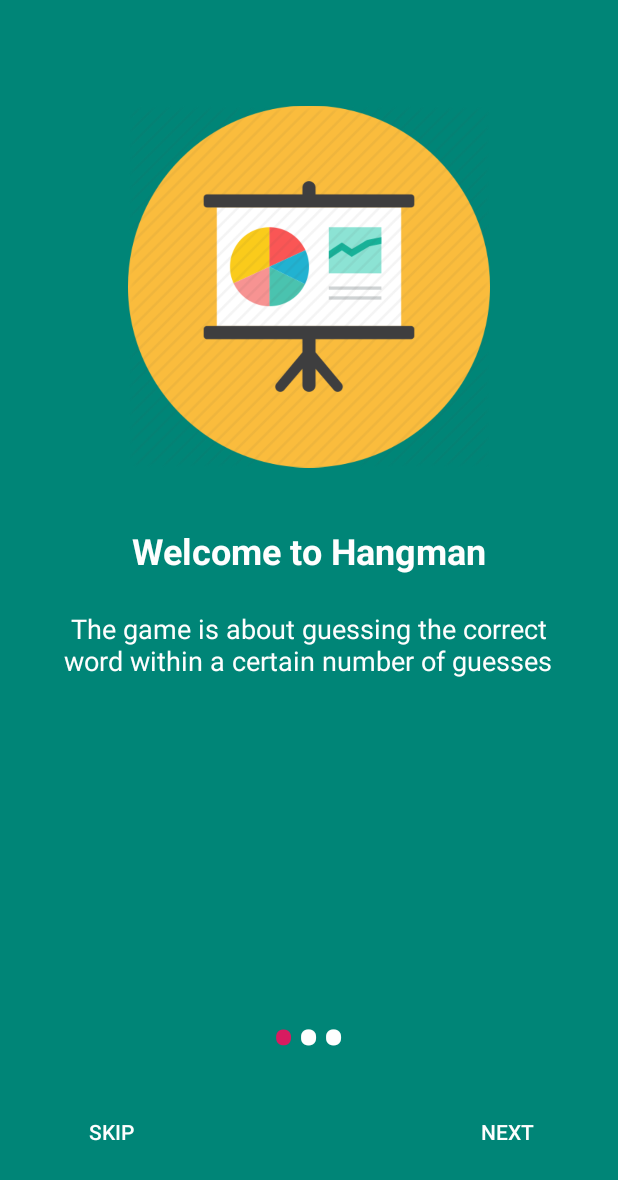
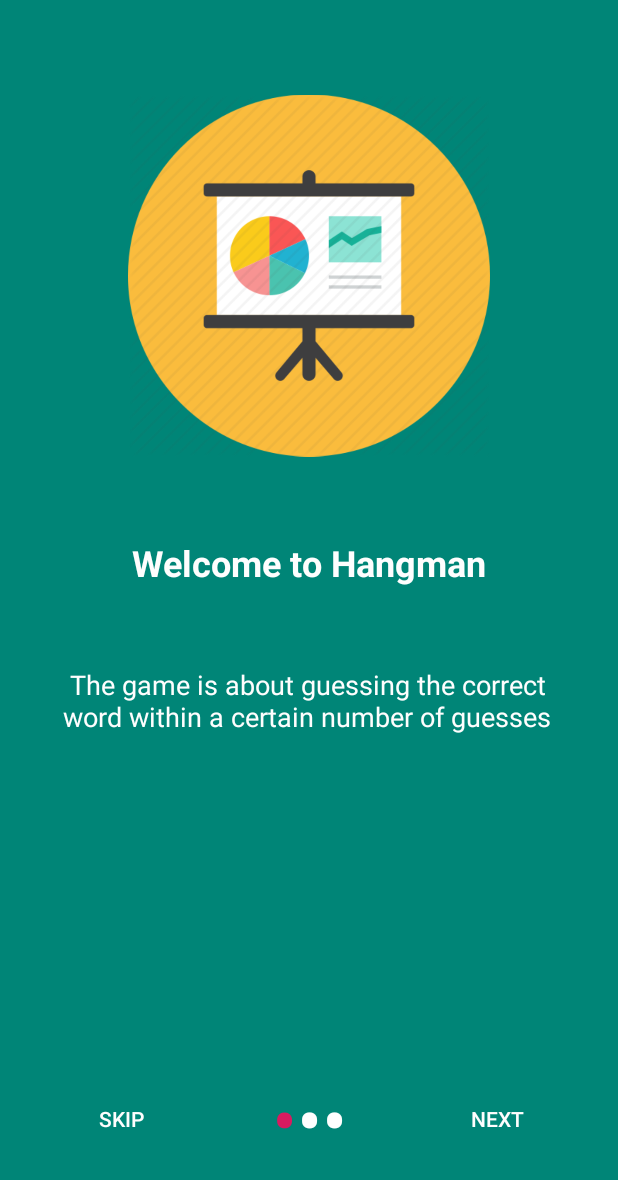
Before and after one commit to NicolaiNisbeth/galgeleg, an Android app: the screen it shows after launch (Onboarding), on a phone screen of 412 x 824 dp. Shown: the top 1180 px of the screen. Run offline under Robolectric (Android 15) with nearby library versions, the phone set to English and light mode, and no system bars; network calls fail.

Commit message:
fixed onboarding landscape bug

```diff
--- a/app/src/main/java/com/example/galgeleg/activity/Game.java
+++ b/app/src/main/java/com/example/galgeleg/activity/Game.java
@@ -15,7 +15,7 @@ import androidx.appcompat.app.AppCompatActivity;
 import com.example.galgeleg.Keyboard;
 import com.example.galgeleg.Logic;
 import com.example.galgeleg.R;
-import com.example.galgeleg.util.PreferenceReader;
+import com.example.galgeleg.util.PreferenceUtil;
 
 import java.util.Arrays;
 
@@ -78,8 +78,8 @@ public class Game extends AppCompatActivity implements View.OnClickListener {
     }
 
     private void saveScore(int currentScore, String currentName) {
-        String[] names = PreferenceReader.readSharedSetting(this, "NAMES", "NO_NAMES").replaceAll("\\W+"," ").trim().split(" ");
-        String[] scores = PreferenceReader.readSharedSetting(this, "SCORES", "0").replaceAll("\\W+"," ").trim().split(" ");
+        String[] names = PreferenceUtil.readSharedSetting(this, "NAMES", "NO_NAMES").replaceAll("\\W+"," ").trim().split(" ");
+        String[] scores = PreferenceUtil.readSharedSetting(this, "SCORES", "0").replaceAll("\\W+"," ").trim().split(" ");
 
 
         if (names[0].equals("NO_NAMES")){
@@ -102,8 +102,8 @@ public class Game extends AppCompatActivity implements View.OnClickListener {
         scores[i] = String.valueOf(currentScore);
         names[i] = currentName;
 
-        PreferenceReader.saveSharedSetting(this, "NAMES", Arrays.toString(names));
-        PreferenceReader.saveSharedSetting(this, "SCORES", Arrays.toString(scores));
+        PreferenceUtil.saveSharedSetting(this, "NAMES", Arrays.toString(names));
+        PreferenceUtil.saveSharedSetting(this, "SCORES", Arrays.toString(scores));
     }
 
     public void endGame(boolean won){
--- a/app/src/main/java/com/example/galgeleg/activity/Leaderboard.java
+++ b/app/src/main/java/com/example/galgeleg/activity/Leaderboard.java
@@ -11,7 +11,7 @@ import androidx.recyclerview.widget.LinearLayoutManager;
 import androidx.recyclerview.widget.RecyclerView;
 
 import com.example.galgeleg.R;
-import com.example.galgeleg.util.PreferenceReader;
+import com.example.galgeleg.util.PreferenceUtil;
 
 public class Leaderboard extends AppCompatActivity {
     private String[] names, scores;
@@ -23,8 +23,8 @@ public class Leaderboard extends AppCompatActivity {
         super.onCreate(savedInstanceState);
         setContentView(R.layout.leaderboard_activity);
 
-        names = PreferenceReader.readSharedSetting(getBaseContext(), "NAMES", "NO_NAMES").replaceAll("\\W+"," ").trim().split(" ");
-        scores = PreferenceReader.readSharedSetting(getBaseContext(), "SCORES", "0").replaceAll("\\W+"," ").trim().split(" ");
+        names = PreferenceUtil.readSharedSetting(getBaseContext(), "NAMES", "NO_NAMES").replaceAll("\\W+"," ").trim().split(" ");
+        scores = PreferenceUtil.readSharedSetting(getBaseContext(), "SCORES", "0").replaceAll("\\W+"," ").trim().split(" ");
 
         recyclerView = findViewById(R.id.recyclerview);
         recyclerView.setLayoutManager(new LinearLayoutManager(this));
--- a/app/src/main/java/com/example/galgeleg/activity/Menu.java
+++ b/app/src/main/java/com/example/galgeleg/activity/Menu.java
@@ -10,7 +10,7 @@ import androidx.appcompat.app.AppCompatActivity;
 
 import com.example.galgeleg.Logic;
 import com.example.galgeleg.R;
-import com.example.galgeleg.util.PreferenceReader;
+import com.example.galgeleg.util.PreferenceUtil;
 
 import java.net.URL;
 import java.util.Arrays;
@@ -39,7 +39,7 @@ public class Menu extends AppCompatActivity implements View.OnClickListener {
         new loadWordsFromDR().execute(); // TODO: uncomment before submission
         applyWordCache(); // TODO: uncomment before submission
 
-        newVisitor = Boolean.valueOf(PreferenceReader.readSharedSetting(this, PREF_NEW_VISITOR, "true"));
+        newVisitor = Boolean.valueOf(PreferenceUtil.readSharedSetting(this, PREF_NEW_VISITOR, "true"));
         if (newVisitor) {
             Intent introIntent = new Intent(this, Onboarding.class);
             introIntent.putExtra(PREF_NEW_VISITOR, newVisitor);
@@ -67,7 +67,7 @@ public class Menu extends AppCompatActivity implements View.OnClickListener {
     private void applyWordCache() {
         Logic l = Logic.getInstance();
 
-        String data = PreferenceReader.readSharedSetting(this, "WORDS", "noValues");
+        String data = PreferenceUtil.readSharedSetting(this, "WORDS", "noValues");
         String[] words = data.replaceAll("\\W+"," ").trim().split(" ");
 
         System.out.println("CACHE: " + Arrays.toString(words));
@@ -88,7 +88,7 @@ public class Menu extends AppCompatActivity implements View.OnClickListener {
                 words = l.hentOrdFraDr();
                 l.getWordLibrary().clear();
                 l.getWordLibrary().addAll(words);
-                PreferenceReader.saveSharedSetting(getBaseContext(), "WORDS", String.valueOf(words));
+                PreferenceUtil.saveSharedSetting(getBaseContext(), "WORDS", String.valueOf(words));
 
             } catch (Exception e) {
                 e.printStackTrace();
--- a/app/src/main/java/com/example/galgeleg/activity/Onboarding.java
+++ b/app/src/main/java/com/example/galgeleg/activity/Onboarding.java
@@ -13,7 +13,7 @@ import android.widget.TextView;
 
 import com.example.galgeleg.R;
 import com.example.galgeleg.adapter.SliderAdapter;
-import com.example.galgeleg.util.PreferenceReader;
+import com.example.galgeleg.util.PreferenceUtil;
 
 
 public class Onboarding extends AppCompatActivity implements View.OnClickListener {
@@ -89,7 +89,7 @@ public class Onboarding extends AppCompatActivity implements View.OnClickListene
 
     private void launchHearingTestScreen(){
 
-        PreferenceReader.saveSharedSetting(this, Menu.PREF_NEW_VISITOR, "false");
+        PreferenceUtil.saveSharedSetting(this, Menu.PREF_NEW_VISITOR, "false");
 
         Intent intent = new Intent(this, Menu.class);
         intent.setFlags(Intent.FLAG_ACTIVITY_CLEAR_TOP);
--- a/app/src/main/java/com/example/galgeleg/adapter/SliderAdapter.java
+++ b/app/src/main/java/com/example/galgeleg/adapter/SliderAdapter.java
@@ -8,6 +8,7 @@ import android.widget.RelativeLayout;
 import android.widget.TextView;
 
 import androidx.annotation.NonNull;
+import androidx.constraintlayout.widget.ConstraintLayout;
 import androidx.viewpager.widget.PagerAdapter;
 
 import com.example.galgeleg.R;
@@ -17,7 +18,6 @@ import com.example.galgeleg.R;
  */
 
 public class SliderAdapter extends PagerAdapter {
-
     private Context context;
     private LayoutInflater layoutInflater;
 
@@ -75,6 +75,6 @@ public class SliderAdapter extends PagerAdapter {
 
     @Override
     public void destroyItem(@NonNull ViewGroup container, int position, @NonNull Object object) {
-        container.removeView((RelativeLayout)object);
+        container.removeView((ConstraintLayout)object);
     }
 }
--- a/app/src/main/java/com/example/galgeleg/util/PreferenceReader.java
+++ b/app/src/main/java/com/example/galgeleg/util/PreferenceUtil.java
@@ -9,12 +9,12 @@ import android.content.SharedPreferences;
  * https://www.sundanesepeople.com/creating-onboarding-screen-android-studio/
  */
 
-public class PreferenceReader {
+public class PreferenceUtil {
 
     private static final String PREFERENCES_FILE = "myPref";
     private Context mContext;
 
-    public PreferenceReader(Context context) {
+    public PreferenceUtil(Context context) {
         this.mContext = context;
     }
 
--- a/app/src/main/res/layout/activity_onboarding.xml
+++ b/app/src/main/res/layout/activity_onboarding.xml
@@ -1,7 +1,10 @@
 <?xml version="1.0" encoding="utf-8"?>
-<RelativeLayout xmlns:android="http://schemas.android.com/apk/res/android"
+<androidx.constraintlayout.widget.ConstraintLayout xmlns:android="http://schemas.android.com/apk/res/android"
     xmlns:app="http://schemas.android.com/apk/res-auto"
-    android:layout_width="match_parent" android:layout_height="match_parent" >
+    xmlns:tools="http://schemas.android.com/tools"
+    android:layout_width="match_parent"
+    android:layout_height="match_parent"
+    android:background="@color/colorPrimary">
 
 
     <Button
@@ -11,16 +14,15 @@
         android:layout_alignParentStart="true"
         android:layout_alignParentLeft="true"
         android:layout_alignParentBottom="true"
-        android:layout_marginStart="30dp"
-        android:layout_marginLeft="30dp"
-        android:layout_marginTop="30dp"
-        android:layout_marginEnd="30dp"
-        android:layout_marginRight="30dp"
-        android:layout_marginBottom="45dp"
         android:background="@android:color/transparent"
         android:text="Skip"
         android:textColor="@color/white"
-        android:visibility="visible" />
+        android:visibility="visible"
+        app:layout_constraintBottom_toBottomOf="parent"
+        app:layout_constraintEnd_toStartOf="@+id/dotsLayout"
+        app:layout_constraintHorizontal_bias="0.5"
+        app:layout_constraintStart_toStartOf="parent"
+        app:layout_constraintTop_toTopOf="@+id/guideline5" />
 
     <Button
         android:id="@+id/nextbtn"
@@ -29,41 +31,54 @@
         android:layout_alignParentEnd="true"
         android:layout_alignParentRight="false"
         android:layout_alignParentBottom="true"
-        android:layout_marginStart="30dp"
-        android:layout_marginLeft="30dp"
-        android:layout_marginTop="30dp"
-        android:layout_marginEnd="30dp"
-        android:layout_marginRight="30dp"
-        android:layout_marginBottom="45dp"
         android:background="@android:color/transparent"
         android:text="next"
-        android:textColor="@color/white" />
-
-
+        android:textColor="@color/white"
+        app:layout_constraintBottom_toBottomOf="parent"
+        app:layout_constraintEnd_toEndOf="parent"
+        app:layout_constraintHorizontal_bias="0.5"
+        app:layout_constraintStart_toEndOf="@+id/dotsLayout"
+        app:layout_constraintTop_toTopOf="@+id/guideline5" />
 
     <androidx.viewpager.widget.ViewPager
         android:id="@+id/slideViewPager"
-        android:layout_width="match_parent"
-        android:layout_height="match_parent"
+        android:layout_width="411dp"
+        android:layout_height="578dp"
         android:layout_alignParentStart="true"
-        android:layout_marginBottom="0dp"
+        android:layout_alignParentLeft="true"
         android:background="@color/colorPrimary"
-        android:layout_alignParentLeft="true">
+        app:layout_constraintBottom_toTopOf="@+id/guideline5"
+        app:layout_constraintEnd_toEndOf="parent"
+        app:layout_constraintHorizontal_bias="0.0"
+        app:layout_constraintStart_toStartOf="parent"
+        app:layout_constraintTop_toTopOf="parent"
+        app:layout_constraintVertical_bias="0.098">
 
     </androidx.viewpager.widget.ViewPager>
 
     <LinearLayout
         android:id="@+id/dotsLayout"
-        android:layout_width="135dp"
+        android:layout_width="wrap_content"
         android:layout_height="wrap_content"
         android:layout_alignParentBottom="true"
         android:layout_centerInParent="true"
-        android:layout_marginBottom="80dp"
         android:gravity="center"
         android:orientation="horizontal"
-        android:padding="20dp">
+        android:padding="20dp"
+        app:layout_constraintBottom_toBottomOf="parent"
+        app:layout_constraintEnd_toStartOf="@+id/nextbtn"
+        app:layout_constraintHorizontal_bias="0.5"
+        app:layout_constraintStart_toEndOf="@+id/skipbtn"
+        app:layout_constraintTop_toTopOf="@+id/guideline5">
 
     </LinearLayout>
 
+    <androidx.constraintlayout.widget.Guideline
+        android:id="@+id/guideline5"
+        android:layout_width="wrap_content"
+        android:layout_height="wrap_content"
+        android:orientation="horizontal"
+        app:layout_constraintGuide_percent="0.81" />
 
-</RelativeLayout>
+
+</androidx.constraintlayout.widget.ConstraintLayout>
--- a/app/src/main/res/layout/slide_layout.xml
+++ b/app/src/main/res/layout/slide_layout.xml
@@ -1,8 +1,25 @@
 <?xml version="1.0" encoding="utf-8"?>
-<RelativeLayout xmlns:android="http://schemas.android.com/apk/res/android"
+<androidx.constraintlayout.widget.ConstraintLayout xmlns:android="http://schemas.android.com/apk/res/android"
     xmlns:app="http://schemas.android.com/apk/res-auto"
-    android:layout_width="match_parent" android:layout_height="match_parent" >
+    xmlns:tools="http://schemas.android.com/tools"
+    android:layout_width="match_parent"
+    android:layout_height="match_parent">
 
+
+    <TextView
+        android:id="@+id/slide_desc"
+        android:layout_width="342dp"
+        android:layout_height="89dp"
+        android:layout_below="@+id/slide_heading"
+        android:layout_centerHorizontal="true"
+        android:gravity="center_horizontal"
+        android:textColor="@color/white"
+        android:textSize="18sp"
+        app:layout_constraintBottom_toBottomOf="parent"
+        app:layout_constraintEnd_toEndOf="parent"
+        app:layout_constraintHorizontal_bias="0.492"
+        app:layout_constraintStart_toStartOf="parent"
+        app:layout_constraintTop_toBottomOf="@+id/slide_heading" />
 
     <ImageView
         android:id="@+id/slide_image"
@@ -10,7 +27,11 @@
         android:layout_height="243dp"
         android:layout_alignParentTop="true"
         android:layout_centerHorizontal="true"
-        android:layout_marginTop="69dp" />
+        app:layout_constraintBottom_toTopOf="@+id/slide_heading"
+        app:layout_constraintEnd_toEndOf="parent"
+        app:layout_constraintHorizontal_bias="0.5"
+        app:layout_constraintStart_toStartOf="parent"
+        app:layout_constraintTop_toTopOf="parent" />
 
     <TextView
         android:id="@+id/slide_heading"
@@ -18,22 +39,14 @@
         android:layout_height="wrap_content"
         android:layout_below="@+id/slide_image"
         android:layout_centerHorizontal="true"
-        android:layout_marginTop="38dp"
         android:text="HEADING"
         android:textColor="@color/white"
         android:textSize="24sp"
-        android:textStyle="bold" />
+        android:textStyle="bold"
+        app:layout_constraintBottom_toTopOf="@+id/slide_desc"
+        app:layout_constraintEnd_toEndOf="parent"
+        app:layout_constraintHorizontal_bias="0.5"
+        app:layout_constraintStart_toStartOf="parent"
+        app:layout_constraintTop_toBottomOf="@+id/slide_image" />
 
-    <TextView
-        android:id="@+id/slide_desc"
-        android:layout_width="342dp"
-        android:layout_height="89dp"
-        android:layout_below="@+id/slide_heading"
-        android:layout_centerHorizontal="true"
-        android:layout_marginTop="23dp"
-        android:gravity="center_horizontal"
-        android:text="Lorem ipsum dolor sit amet, consectetur adipiscing elit, sed do eiusmod tempor incididunt ut laborer et dolore magna aliqua"
-        android:textColor="@color/white"
-        android:textSize="18sp" />
-
-</RelativeLayout>
+</androidx.constraintlayout.widget.ConstraintLayout>
```
